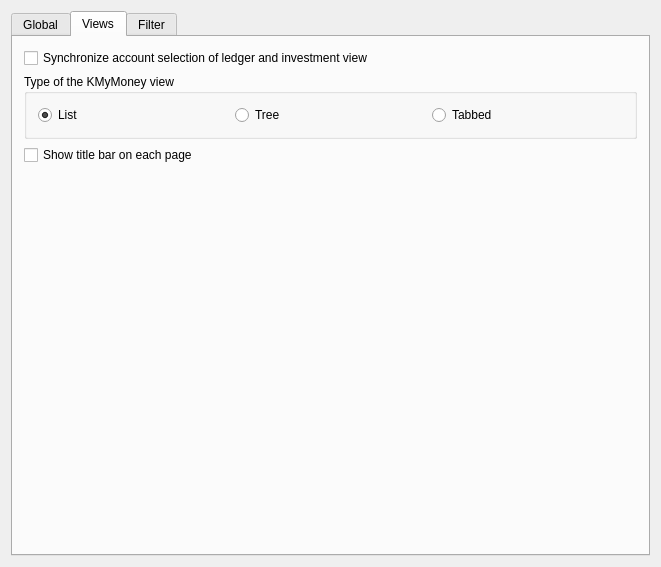
KDE/kmymoney, file kmymoney/dialogs/settings/ksettingsgeneraldecl.ui: the form before one commit.
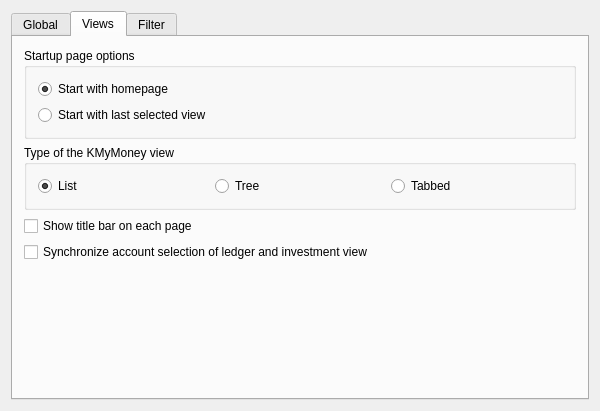
The form after the commit. The open tabs and pages were chosen to show the change. Custom widgets are drawn as their Qt base class.

Commit message: BUG: 256769 Improve the layout of the budgets and forecast views for a better vertical space usage. The only thing that was preventing the usage of KMyMoney on 1024x600 was the settings dialog which is fixed by this commit. For the status and tool bar reported for this bug they can be shown if the KMyMoney header is hidden using the settings. So a user with 1024x600 can hide one of the following 3 items to make KMyMoney fit into 600 pixels in height: - the title widget - the tool bar - the status bar

```diff
--- a/kmymoney/dialogs/settings/ksettingsgeneraldecl.ui
+++ b/kmymoney/dialogs/settings/ksettingsgeneraldecl.ui
@@ -6,8 +6,8 @@
    <rect>
     <x>0</x>
     <y>0</y>
-    <width>661</width>
-    <height>567</height>
+    <width>600</width>
+    <height>400</height>
    </rect>
   </property>
   <property name="windowTitle">
@@ -24,32 +24,6 @@
        <string comment="@title global settings">Global</string>
       </attribute>
       <layout class="QVBoxLayout" name="verticalLayout_6">
-       <item>
-        <widget class="KButtonGroup" name="kcfg_StartLastViewSelected">
-         <property name="title">
-          <string>Startup page options</string>
-         </property>
-         <layout class="QVBoxLayout">
-          <item>
-           <widget class="QRadioButton" name="radioButton1">
-            <property name="text">
-             <string>Start with homepage</string>
-            </property>
-            <property name="checked">
-             <bool>true</bool>
-            </property>
-           </widget>
-          </item>
-          <item>
-           <widget class="QRadioButton" name="radioButton2">
-            <property name="text">
-             <string>Start with last selected view</string>
-            </property>
-           </widget>
-          </item>
-         </layout>
-        </widget>
-       </item>
        <item>
         <widget class="QGroupBox" name="groupBox_3">
          <property name="title">
@@ -314,12 +288,31 @@
       <attribute name="title">
        <string>Views</string>
       </attribute>
-      <layout class="QVBoxLayout">
+      <layout class="QVBoxLayout" name="verticalLayout_7">
        <item>
-        <widget class="QCheckBox" name="kcfg_syncLedgerInvestment">
-         <property name="text">
-          <string>Synchronize account selection of ledger and investment view</string>
+        <widget class="KButtonGroup" name="kcfg_StartLastViewSelected">
+         <property name="title">
+          <string>Startup page options</string>
          </property>
+         <layout class="QVBoxLayout" name="verticalLayout_8">
+          <item>
+           <widget class="QRadioButton" name="radioButton1">
+            <property name="text">
+             <string>Start with homepage</string>
+            </property>
+            <property name="checked">
+             <bool>true</bool>
+            </property>
+           </widget>
+          </item>
+          <item>
+           <widget class="QRadioButton" name="radioButton2">
+            <property name="text">
+             <string>Start with last selected view</string>
+            </property>
+           </widget>
+          </item>
+         </layout>
         </widget>
        </item>
        <item>
@@ -362,6 +355,13 @@
          </property>
         </widget>
        </item>
+       <item>
+        <widget class="QCheckBox" name="kcfg_syncLedgerInvestment">
+         <property name="text">
+          <string>Synchronize account selection of ledger and investment view</string>
+         </property>
+        </widget>
+       </item>
        <item>
         <spacer name="spacer7">
          <property name="orientation">
@@ -373,7 +373,7 @@
          <property name="sizeHint" stdset="0">
           <size>
            <width>20</width>
-           <height>21</height>
+           <height>319</height>
           </size>
          </property>
         </spacer>
```
The commit also changes 2 other files.
